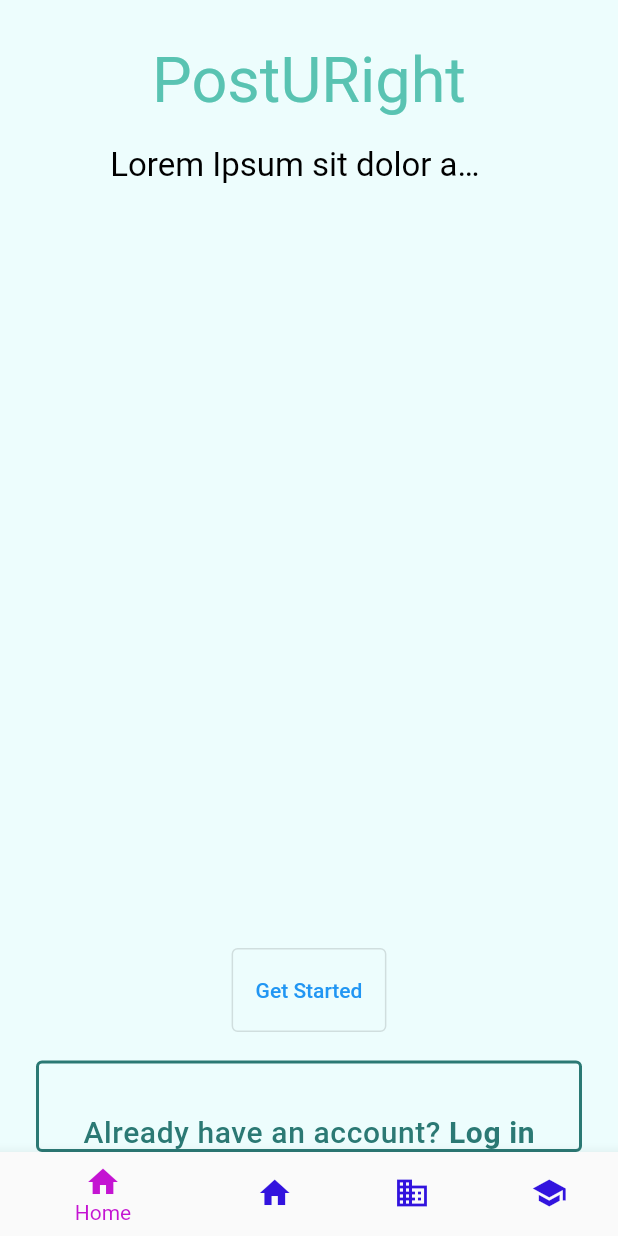
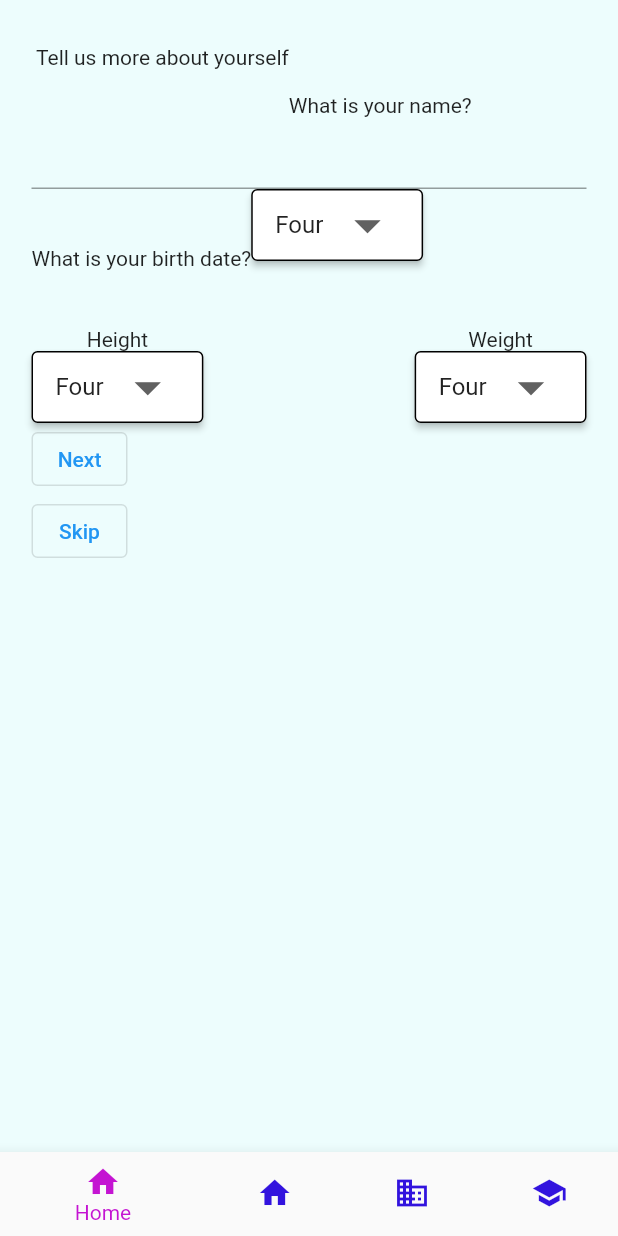
Before and after one commit to aishu1822/PostURight, a Flutter app: the screen it shows after launch, on a phone screen of 412 x 824 dp. Run offline on Flutter 3.47's test engine with Material 2 defaults, Android fonts, the phone set to English and light mode, and no system bars; our stand-ins replace babstrap_settings_screen, get, simple_circular_progress_bar, syncfusion_flutter_datepicker; missing offline and left inert: calender_picker, linear_progress_bar; Roboto replaces fonts that are missing (Helvetica Neue, Palanquin Dark, SF Pro).

Commit message:
registration pages

```diff
--- a/posturight/lib/main.dart
+++ b/posturight/lib/main.dart
@@ -1,4 +1,6 @@
 import 'package:flutter/material.dart';
+import 'package:posturight/registration1.dart';
+import 'package:posturight/welcome.dart';
 import 'alert_settings.dart';
 import 'exercises.dart';
 import 'profile.dart';
@@ -37,7 +39,8 @@ class App extends StatefulWidget {
 class AppState extends State<App> {
   // int selectedBottomBarIndex = 0;
   int _currentIndex = 0;
-  Widget _currentWidget = TitleScreen();//Container();
+  Widget _currentWidget = Registration1Screen();
+  //WelcomeScreen();//TitleScreen();//Container();
 
   void _loadScreen() {
     switch(_currentIndex) {
--- /dev/null
+++ b/posturight/lib/registration1.dart
@@ -0,0 +1,179 @@
+import 'package:flutter/material.dart';
+import 'colors.dart';
+
+// ignore_for_file: must_be_immutable
+class Registration1Screen extends StatefulWidget {
+  @override
+  State<Registration1Screen> createState() => _Registration1ScreenState();
+}
+
+class _Registration1ScreenState extends State<Registration1Screen> {
+  TextEditingController nameController = TextEditingController();
+  final items = ['One', 'Two', 'Three', 'Four'];
+  String selectedValue = 'Four';
+
+  @override
+  Widget build(BuildContext context) {
+    return SafeArea(
+        child: Scaffold(
+            backgroundColor: c1,
+            resizeToAvoidBottomInset: false,
+            body: Container(
+                width: double.maxFinite,
+                padding: const EdgeInsets.only(left: 21, top: 30, right: 21, bottom: 30,),
+                child: Wrap(
+                    // crossAxisAlignment: CrossAxisAlignment.start,
+                    // mainAxisAlignment: MainAxisAlignment.start,
+                    children: [
+                      Spacer(),
+                      Container(
+                          // width: 200,
+                          margin: const EdgeInsets.only(left: 3,),
+                          child: Text("Tell us more about yourself",
+                                maxLines: null,
+                                textAlign: TextAlign.left,
+                                // style: AppStyle.txtSFProSemibold28
+                              )
+                          ),
+                      Padding(
+                          padding: const EdgeInsets.only(top:32),
+
+                          child: Text("What is your name?",
+                                overflow: TextOverflow.ellipsis,
+                                textAlign: TextAlign.left,
+                                // style: AppStyle.txtRobotoRegular16
+                              )
+                          ),
+                      TextFormField(
+                          focusNode: FocusNode(),
+                          controller: nameController,
+                          // initialValue: "Jane Doe",
+                          // margin: getMargin(top: 4),
+                          // variant: TextFormFieldVariant.OutlineBluegray600_1,
+                          // fontStyle:TextFormFieldFontStyle.RobotoRegular16Black90001,
+                          textInputAction: TextInputAction.done),
+                      Padding(
+                          padding: const EdgeInsets.only(top: 38),
+                          child: Text("What is your birth date?",
+                              overflow: TextOverflow.ellipsis,
+                              textAlign: TextAlign.left,
+                              // style: AppStyle.txtRobotoRegular16
+                            )
+                          ),
+                        ElevatedButton(
+                          style: ElevatedButton.styleFrom(primary: Colors.white, side: const BorderSide(
+                              width: 1, // the thickness
+                              color: Colors.black // the color of the border
+                          )),
+                          onPressed: (){},
+                          child:
+                            DropdownButton<String>(
+                              value: selectedValue,
+                              onChanged: (value) => selectedValue,
+                              items: items
+                                    .map<DropdownMenuItem<String>>(
+                                        (String value) => DropdownMenuItem<String>(
+                                              value: value,
+                                              child: Text(value),
+                                            ))
+                                    .toList(),
+                              icon: Icon(Icons.arrow_drop_down),
+                              iconSize: 42,
+                              underline: SizedBox(),
+                            ),
+                        ),
+                      Padding(
+                          padding: const EdgeInsets.only(top: 38),
+                          child: Row(
+                              mainAxisAlignment: MainAxisAlignment.spaceBetween,
+                              children: [
+                                Column(
+                                  children: [
+                                    Text("Height",
+                                      overflow: TextOverflow.ellipsis,
+                                      textAlign: TextAlign.left,
+                                      // style: AppStyle.txtRobotoRegular16
+                                    ),
+                                    ElevatedButton(
+                                      style: ElevatedButton.styleFrom(primary: Colors.white, side: const BorderSide(
+                                        width: 1, // the thickness
+                                        color: Colors.black // the color of the border
+            )),
+                                      onPressed: (){},
+                                      child:
+                                        DropdownButton<String>(
+                                          value: selectedValue,
+                                          onChanged: (value) => selectedValue,
+                                          items: items
+                                                .map<DropdownMenuItem<String>>(
+                                                    (String value) => DropdownMenuItem<String>(
+                                                          value: value,
+                                                          child: Text(value),
+                                                        ))
+                                                .toList(),
+                                          icon: Icon(Icons.arrow_drop_down),
+                                          iconSize: 42,
+                                          underline: SizedBox(),
+                                        ),
+                                    ),
+                                  ]
+                                ),
+                                Column(
+                                    children: [
+                                    Text("Weight",
+                                      overflow: TextOverflow.ellipsis,
+                                      textAlign: TextAlign.left,
+                                      // style: AppStyle.txtRobotoRegular16
+                                    ),
+                                    ElevatedButton(
+                                      style: ElevatedButton.styleFrom(primary: Colors.white,
+                                      side: const BorderSide(
+                                        width: 1, // the thickness
+                                        color: Colors.black // the color of the border
+            )),
+                                      onPressed: (){},
+                                      child:
+                                        DropdownButton<String>(
+                                          value: selectedValue,
+                                          onChanged: (value) => selectedValue,
+                                          items: items
+                                                .map<DropdownMenuItem<String>>(
+                                                    (String value) => DropdownMenuItem<String>(
+                                                          value: value,
+                                                          child: Text(value),
+                                                        ))
+                                                .toList(),
+                                          icon: Icon(Icons.arrow_drop_down),
+                                          iconSize: 42,
+                                          underline: SizedBox(),
+                                        ),
+                                    ),
+                                  ],
+                                ),
+
+                              ])),
+
+                            Column(
+                              mainAxisAlignment: MainAxisAlignment.center,
+                              crossAxisAlignment: CrossAxisAlignment.center,
+                              children: [
+
+                              OutlinedButton(
+                                onPressed: (){},
+                                child: Text("Next")),
+                              OutlinedButton(
+                                onPressed: (){},
+                                child: Text("Skip")),
+                            ],)
+
+                    ]))));
+  }
+
+  onTapNext(BuildContext context) {
+    // Navigator.pushNamed(context, AppRoutes.iphone14FourOneScreen);
+  }
+
+  onTapTxtSkip(BuildContext context) {
+    // Navigator.pushNamed(context, AppRoutes.iphone14FourOneScreen);
+  }
+}
```
Also changed, not shown: posturight/lib/style.dart (+13 -0 lines), posturight/lib/welcome.dart (added, +82 -0 lines), posturight/lib/registration2.dart (added), posturight/lib/registration3.dart (added).
